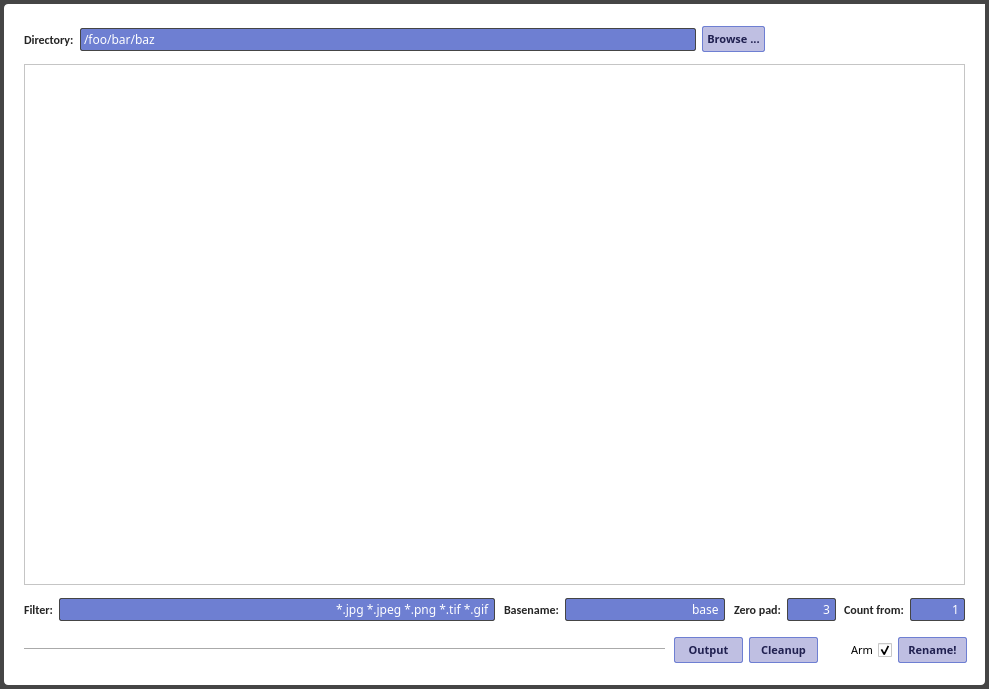
0E9B061F/batchrename, file batchrename.ui: the form before one commit.
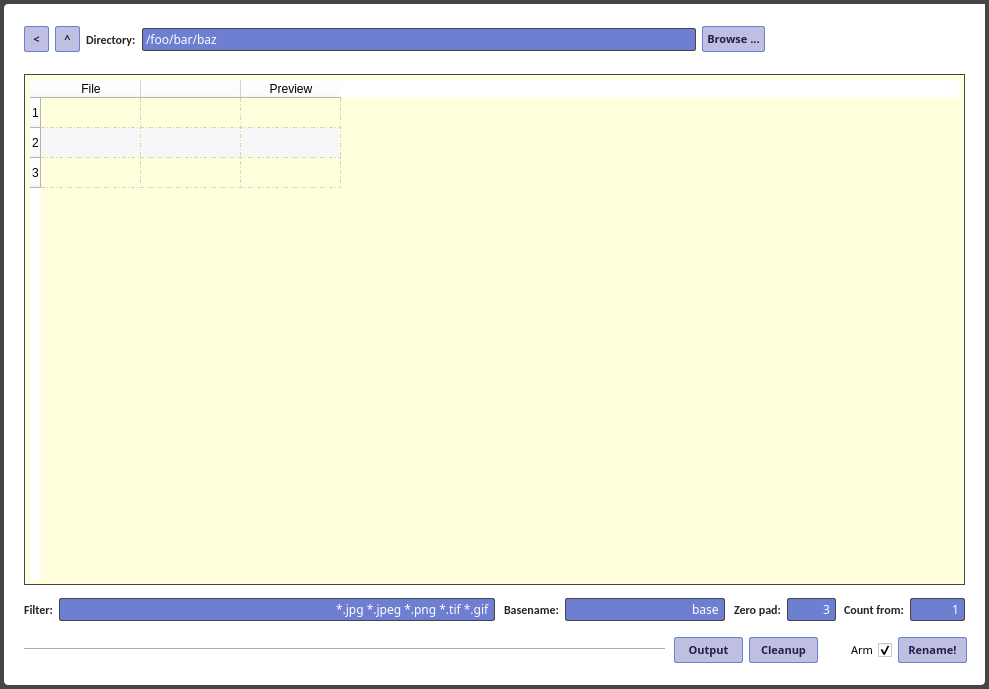
The form after the commit. Icons and pictures are not drawn.

```diff
--- a/batchrename.ui
+++ b/batchrename.ui
@@ -187,10 +187,11 @@
 	font-size: 8pt;
 }
 
-QListView {
+QListView, QTableWidget {
 	font-family: Terminus, Consolas, &quot;Courier New&quot;, monospace;
 	border: 1px solid #454545;
 	padding: 5px;
+	background-color: #ffffdd;
 }
 
 QCheckBox {
@@ -252,6 +253,74 @@
      </font>
     </property>
     <layout class="QHBoxLayout" name="directoryGroup">
+     <item>
+      <widget class="QPushButton" name="outputButton_2">
+       <property name="enabled">
+        <bool>true</bool>
+       </property>
+       <property name="minimumSize">
+        <size>
+         <width>25</width>
+         <height>25</height>
+        </size>
+       </property>
+       <property name="font">
+        <font>
+         <family>Candara</family>
+         <pointsize>8</pointsize>
+         <weight>75</weight>
+         <italic>false</italic>
+         <bold>true</bold>
+        </font>
+       </property>
+       <property name="cursor">
+        <cursorShape>PointingHandCursor</cursorShape>
+       </property>
+       <property name="toolTip">
+        <string>Open the folder containing the renamed files</string>
+       </property>
+       <property name="styleSheet">
+        <string notr="true"/>
+       </property>
+       <property name="text">
+        <string>&lt;</string>
+       </property>
+      </widget>
+     </item>
+     <item>
+      <widget class="QPushButton" name="outputButton_3">
+       <property name="enabled">
+        <bool>true</bool>
+       </property>
+       <property name="minimumSize">
+        <size>
+         <width>25</width>
+         <height>25</height>
+        </size>
+       </property>
+       <property name="font">
+        <font>
+         <family>Candara</family>
+         <pointsize>8</pointsize>
+         <weight>75</weight>
+         <italic>false</italic>
+         <bold>true</bold>
+        </font>
+       </property>
+       <property name="cursor">
+        <cursorShape>PointingHandCursor</cursorShape>
+       </property>
+       <property name="toolTip">
+        <string>Open the folder containing the renamed files</string>
+       </property>
+       <property name="styleSheet">
+        <string notr="true"/>
+       </property>
+       <property name="text">
+        <string>^</string>
+       </property>
+      </widget>
+     </item>
      <item>
       <widget class="QLabel" name="directoryLabel">
        <property name="font">
@@ -513,9 +582,9 @@
     <property name="geometry">
      <rect>
       <x>20</x>
-      <y>60</y>
+      <y>70</y>
       <width>941</width>
-      <height>521</height>
+      <height>511</height>
      </rect>
     </property>
     <property name="font">
@@ -526,7 +595,62 @@
     </property>
     <layout class="QGridLayout" name="previewGroup">
      <item row="0" column="0">
-      <widget class="QTableView" name="previewTable"/>
+      <widget class="QTableWidget" name="previewTable">
+       <property name="frameShadow">
+        <enum>QFrame::Plain</enum>
+       </property>
+       <property name="alternatingRowColors">
+        <bool>true</bool>
+       </property>
+       <property name="showGrid">
+        <bool>true</bool>
+       </property>
+       <property name="gridStyle">
+        <enum>Qt::DashDotLine</enum>
+       </property>
+       <property name="sortingEnabled">
+        <bool>false</bool>
+       </property>
+       <property name="cornerButtonEnabled">
+        <bool>true</bool>
+       </property>
+       <property name="rowCount">
+        <number>3</number>
+       </property>
+       <property name="columnCount">
+        <number>3</number>
+       </property>
+       <attribute name="horizontalHeaderCascadingSectionResizes">
+        <bool>false</bool>
+       </attribute>
+       <attribute name="horizontalHeaderDefaultSectionSize">
+        <number>100</number>
+       </attribute>
+       <attribute name="horizontalHeaderHighlightSections">
+        <bool>true</bool>
+       </attribute>
+       <attribute name="horizontalHeaderShowSortIndicator" stdset="0">
+        <bool>false</bool>
+       </attribute>
+       <row/>
+       <row/>
+       <row/>
+       <column>
+        <property name="text">
+         <string>File</string>
+        </property>
+       </column>
+       <column>
+        <property name="text">
+         <string/>
+        </property>
+       </column>
+       <column>
+        <property name="text">
+         <string>Preview</string>
+        </property>
+       </column>
+      </widget>
      </item>
     </layout>
    </widget>
```
Left out of the diff: 2 changed lines with no effect on the pictures.
